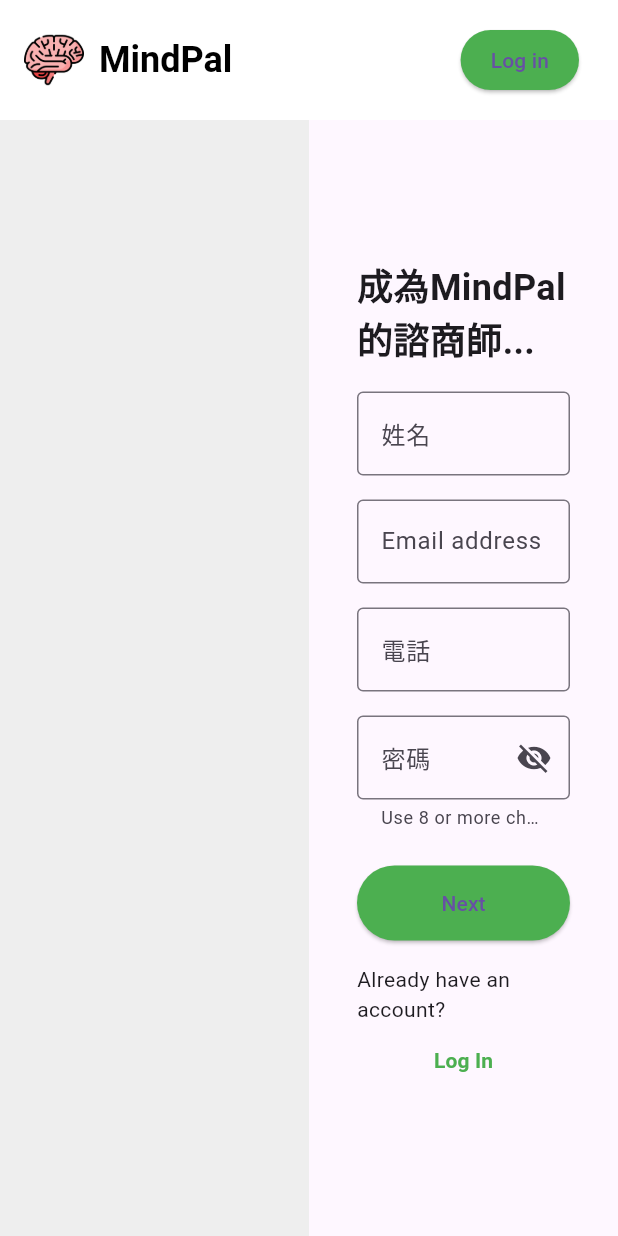
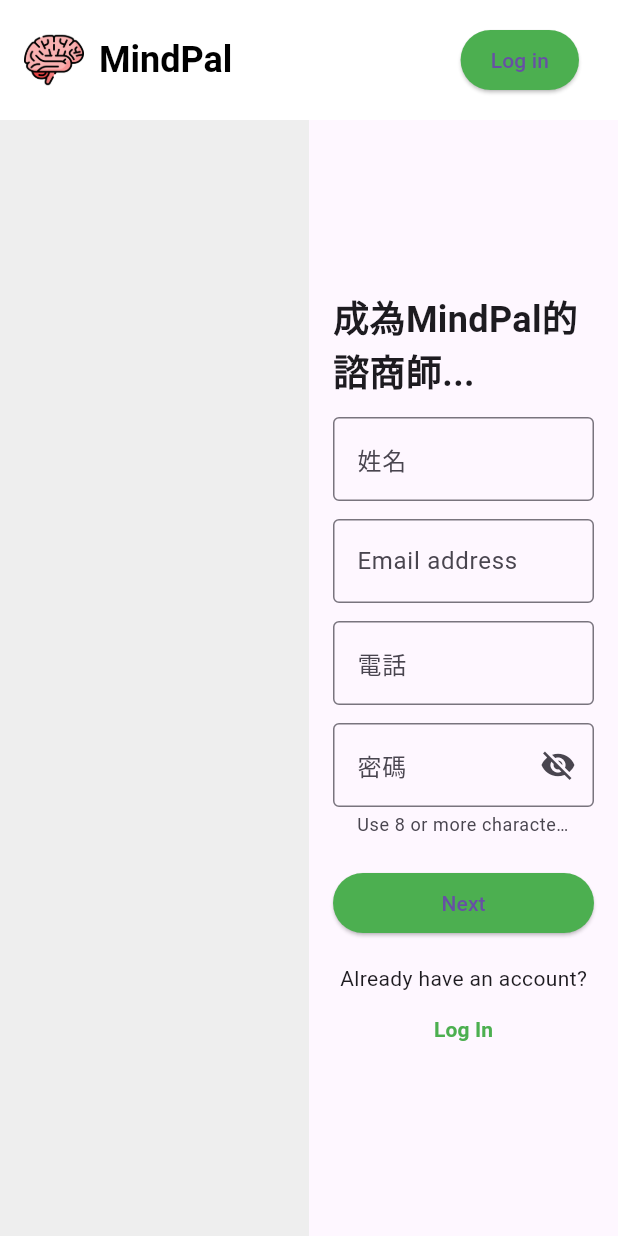
Before and after one commit to StevenWanglolz/MindPal, a Flutter app: the screen it shows after launch, on a phone screen of 412 x 824 dp. Run offline on Flutter 3.47's test engine with Material 3 defaults, Android fonts, the phone set to English and light mode, and no system bars; our stand-ins replace logger.

Commit message:
complete register1 and register2

```diff
--- a/mindpal_web_app/lib/pages/register1.dart
+++ b/mindpal_web_app/lib/pages/register1.dart
@@ -13,6 +13,38 @@ class Register1State extends State<Register1> {
   final TextEditingController _phoneController = TextEditingController();
   final TextEditingController _passwordController = TextEditingController();
   bool _obscurePassword = true;
+
+  bool isUsernameEmpty = false;
+  bool isEmailEmpty = false;
+  bool isPhoneEmpty = false;
+  bool isPasswordEmpty = false;
+  bool isPasswordValid = true;
+
+  void _validateAndProceed() {
+    setState(() {
+      isUsernameEmpty = _usernameController.text.isEmpty;
+      isEmailEmpty = _emailController.text.isEmpty;
+      isPhoneEmpty = _phoneController.text.isEmpty;
+      isPasswordEmpty = _passwordController.text.isEmpty;
+      isPasswordValid = _validatePassword(_passwordController.text);
+
+      if (!isUsernameEmpty &&
+          !isEmailEmpty &&
+          !isPhoneEmpty &&
+          !isPasswordEmpty &&
+          isPasswordValid) {
+        Navigator.pushNamed(context, '/register2');
+      }
+    });
+  }
+
+  bool _validatePassword(String password) {
+    if (password.length < 8) return false;
+    bool hasLetter = password.contains(RegExp(r'[A-Za-z]'));
+    bool hasDigit = password.contains(RegExp(r'\d'));
+    bool hasSpecialChar = password.contains(RegExp(r'[!@#$%^&*(),.?":{}|<>]'));
+    return hasLetter && hasDigit && hasSpecialChar;
+  }
 
   @override
   Widget build(BuildContext context) {
@@ -54,16 +86,6 @@ class Register1State extends State<Register1> {
                   child: const Text('Log in'),
                 ),
                 const SizedBox(width: 10),
-                // ElevatedButton(
-                //   onPressed: () {
-                //     Navigator.pushNamed(context, '/register1');
-                //   },
-                //   style: ElevatedButton.styleFrom(
-                //     backgroundColor: Colors.green,
-                //     padding: const EdgeInsets.symmetric(horizontal: 20),
-                //   ),
-                //   child: const Text('Sign Up'),
-                // ),
               ],
             ),
           ],
@@ -86,7 +108,7 @@ class Register1State extends State<Register1> {
           Expanded(
             flex: 1,
             child: Padding(
-              padding: const EdgeInsets.all(32.0),
+              padding: const EdgeInsets.all(16.0),
               child: Column(
                 mainAxisAlignment: MainAxisAlignment.center,
                 crossAxisAlignment: CrossAxisAlignment.start,
@@ -98,37 +120,45 @@ class Register1State extends State<Register1> {
                       fontWeight: FontWeight.bold,
                     ),
                   ),
-                  const SizedBox(height: 16.0),
+                  const SizedBox(height: 12),
                   TextField(
                     controller: _usernameController,
-                    decoration: const InputDecoration(
+                    decoration: InputDecoration(
                       labelText: '姓名',
-                      border: OutlineInputBorder(),
+                      border: const OutlineInputBorder(),
+                      errorText: isUsernameEmpty ? '此欄位不可為空' : null,
                     ),
                   ),
-                  const SizedBox(height: 16.0),
+                  const SizedBox(height: 12),
                   TextField(
                     controller: _emailController,
-                    decoration: const InputDecoration(
+                    decoration: InputDecoration(
                       labelText: 'Email address',
-                      border: OutlineInputBorder(),
+                      border: const OutlineInputBorder(),
+                      errorText: isEmailEmpty ? '此欄位不可為空' : null,
                     ),
                   ),
-                  const SizedBox(height: 16.0),
+                  const SizedBox(height: 12),
                   TextField(
                     controller: _phoneController,
-                    decoration: const InputDecoration(
+                    decoration: InputDecoration(
                       labelText: '電話',
-                      border: OutlineInputBorder(),
+                      border: const OutlineInputBorder(),
+                      errorText: isPhoneEmpty ? '此欄位不可為空' : null,
                     ),
                   ),
-                  const SizedBox(height: 16.0),
+                  const SizedBox(height: 12.0),
                   TextField(
                     controller: _passwordController,
                     obscureText: _obscurePassword,
                     decoration: InputDecoration(
                       labelText: '密碼',
                       border: const OutlineInputBorder(),
+                      errorText: isPasswordEmpty
+                          ? '此欄位不可為空'
+                          : (!isPasswordValid
+                              ? '密碼必須包含至少8個字符，包括字母，數字和符號'
+                              : null),
                       suffixIcon: IconButton(
                         icon: Icon(
                           _obscurePassword
@@ -145,13 +175,11 @@ class Register1State extends State<Register1> {
                           'Use 8 or more characters with a mix of letters, numbers & symbols',
                     ),
                   ),
-                  const SizedBox(height: 24.0),
+                  const SizedBox(height: 20.0),
                   ElevatedButton(
-                    onPressed: () {
-                      Navigator.pushNamed(context, '/register2');
-                    },
+                    onPressed: _validateAndProceed,
                     style: ElevatedButton.styleFrom(
-                      minimumSize: const Size(double.infinity, 50),
+                      minimumSize: const Size(double.infinity, 40),
                       backgroundColor: Colors.green,
                     ),
                     child: const Text('Next'),
```
